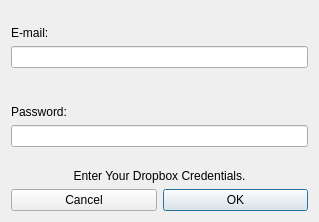
First picture: the form in authenticationwindow.ui, repository lawand/droper, before the edit.
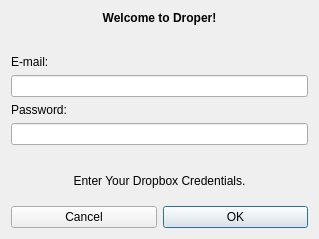
Second picture: the form after the edit. Icons and pictures are not drawn.

The edit to the form file:
```diff
--- a/authenticationwindow.ui
+++ b/authenticationwindow.ui
@@ -7,7 +7,7 @@
     <x>0</x>
     <y>0</y>
     <width>319</width>
-    <height>222</height>
+    <height>239</height>
    </rect>
   </property>
   <property name="windowTitle">
@@ -18,6 +18,35 @@
     <normaloff>:/droper.svg</normaloff>:/droper.svg</iconset>
   </property>
   <layout class="QVBoxLayout" name="verticalLayout_3">
+   <item>
+    <widget class="QLabel" name="welcomeLabel">
+     <property name="font">
+      <font>
+       <weight>75</weight>
+       <bold>true</bold>
+      </font>
+     </property>
+     <property name="text">
+      <string>Welcome to Droper!</string>
+     </property>
+     <property name="alignment">
+      <set>Qt::AlignCenter</set>
+     </property>
+    </widget>
+   </item>
+   <item>
+    <spacer name="verticalSpacer_7">
+     <property name="orientation">
+      <enum>Qt::Vertical</enum>
+     </property>
+     <property name="sizeHint" stdset="0">
+      <size>
+       <width>20</width>
+       <height>40</height>
+      </size>
+     </property>
+    </spacer>
+   </item>
    <item>
     <layout class="QVBoxLayout" name="verticalLayout">
      <item>
@@ -50,36 +79,10 @@
        </property>
       </widget>
      </item>
-     <item>
-      <spacer name="verticalSpacer_2">
-       <property name="orientation">
-        <enum>Qt::Vertical</enum>
-       </property>
-       <property name="sizeHint" stdset="0">
-        <size>
-         <width>20</width>
-         <height>40</height>
-        </size>
-       </property>
-      </spacer>
-     </item>
     </layout>
    </item>
    <item>
     <layout class="QVBoxLayout" name="verticalLayout_2">
-     <item>
-      <spacer name="verticalSpacer_3">
-       <property name="orientation">
-        <enum>Qt::Vertical</enum>
-       </property>
-       <property name="sizeHint" stdset="0">
-        <size>
-         <width>20</width>
-         <height>40</height>
-        </size>
-       </property>
-      </spacer>
-     </item>
      <item>
       <widget class="QLabel" name="passwordLabel">
        <property name="text">
```
